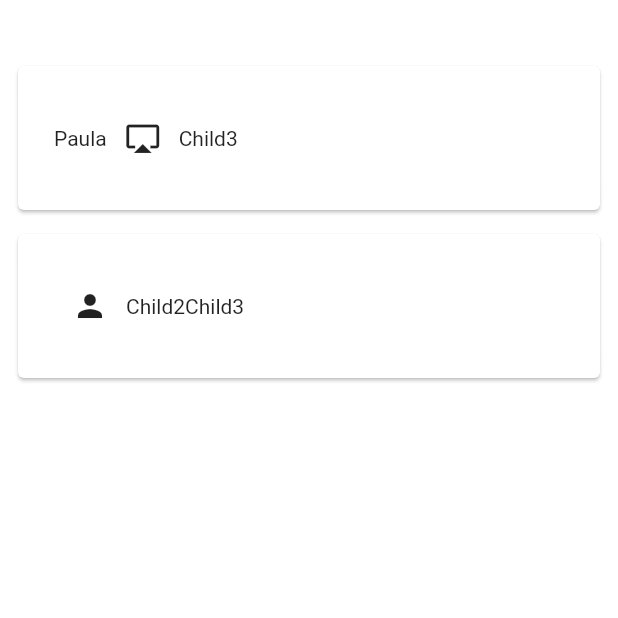
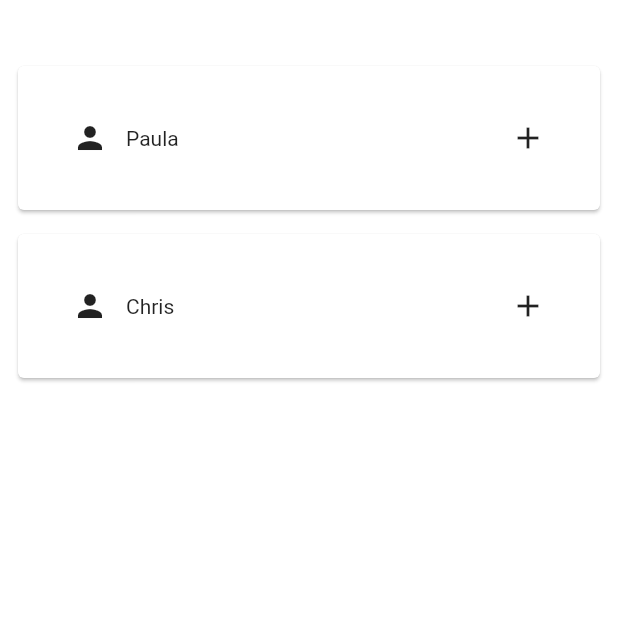
Before and after one commit to kongaman/flutter-beginnersCourse, a Flutter app: the screen it shows after launch, after a tap on the "person" icon, on a phone screen of 412 x 824 dp, the top half of it. Run offline on Flutter 3.47's test engine with Material 2 defaults, Android fonts, the phone set to English and light mode, and no system bars.

Commit message:
expanded

```diff
--- a/lib/main.dart
+++ b/lib/main.dart
@@ -25,14 +25,21 @@ class _MyStatefulWidgetState extends State<MyStatefulWidget> {
               child: Row(
                 textDirection: TextDirection.ltr,
                 children: <Widget>[
-                  Text("Paula", textDirection: TextDirection.ltr),
                   IconButton(
-                    icon: Icon(Icons.airplay),
+                    icon: Icon(Icons.person),
                     onPressed: () {
-                      print("Airplay");
+                      print("Person");
                     },
                   ),
-                  Text("Child3", textDirection: TextDirection.ltr),
+                  Expanded(
+                    child: Text("Paula", textDirection: TextDirection.ltr),
+                  ),
+                  IconButton(
+                    icon: Icon(Icons.add),
+                    onPressed: () {
+                      print("add");
+                    },
+                  ),
                 ],
               ),
             ),
@@ -51,8 +58,15 @@ class _MyStatefulWidgetState extends State<MyStatefulWidget> {
                         print("Person");
                       },
                     ),
-                    Text("Child2", textDirection: TextDirection.ltr),
-                    Text("Child3", textDirection: TextDirection.ltr),
+                    Expanded(
+                      child: Text("Chris", textDirection: TextDirection.ltr),
+                    ),
+                    IconButton(
+                      icon: Icon(Icons.add),
+                      onPressed: () {
+                        print("add");
+                      },
+                    ),
                   ],
                 ),
               ),
```
Also changed, not shown: 1 other file.
